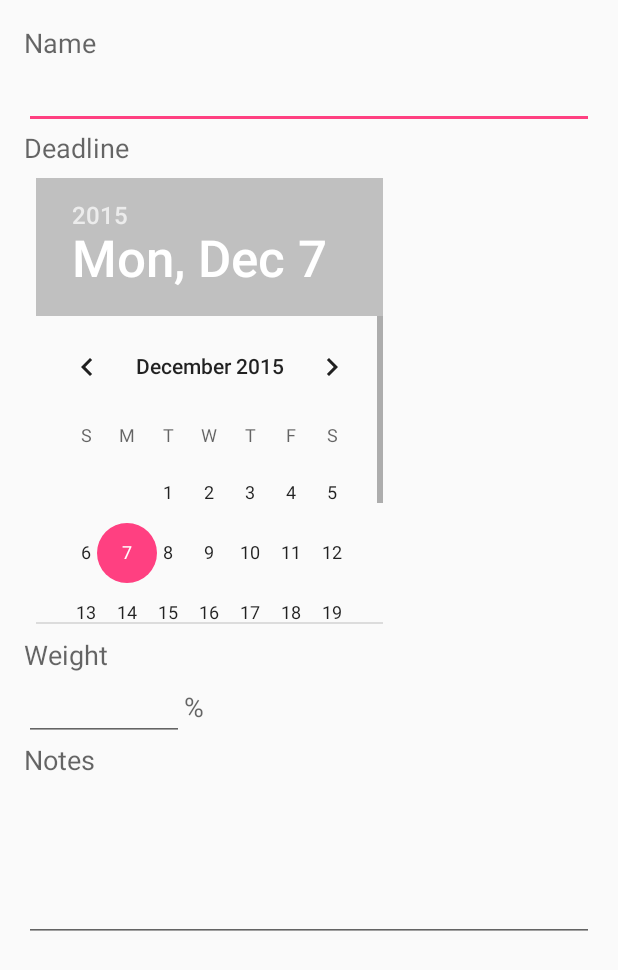
After one commit to andygoldfinch/android-coursework-tracker, an Android app: the layout activity_edit.xml on its own in the app's theme, with its tools: preview values and no code run, on a phone screen of 412 x 824 dp. The commit adds this screen. Shown: the top 970 px of the screen. Run offline under Robolectric (Android 15) with nearby library versions, the phone set to English and light mode, and no system bars.

Commit message:
Merge strings and activity_edit into develop branch

```diff
--- /dev/null
+++ b/app/src/main/res/layout/activity_edit.xml
@@ -0,0 +1,96 @@
+<?xml version="1.0" encoding="utf-8"?>
+<RelativeLayout xmlns:android="http://schemas.android.com/apk/res/android"
+    xmlns:tools="http://schemas.android.com/tools" android:layout_width="match_parent"
+    android:layout_height="match_parent" android:paddingLeft="@dimen/activity_horizontal_margin"
+    android:paddingRight="@dimen/activity_horizontal_margin"
+    android:paddingTop="@dimen/activity_vertical_margin"
+    android:paddingBottom="@dimen/activity_vertical_margin"
+    tools:context="uk.ac.leeds.atcg_gdl.courseworktracker.EditActivity">
+
+    <ScrollView
+        android:layout_width="fill_parent"
+        android:layout_height="wrap_content"
+        android:id="@+id/scrollView"
+        android:layout_alignParentTop="true"
+        android:layout_alignParentLeft="true"
+        android:layout_alignParentStart="true" >
+
+        <LinearLayout
+            android:orientation="vertical"
+            android:layout_width="match_parent"
+            android:layout_height="match_parent">
+
+            <TextView
+                android:layout_width="wrap_content"
+                android:layout_height="wrap_content"
+                android:textAppearance="?android:attr/textAppearanceMedium"
+                android:text="Name"
+                android:id="@+id/textViewName" />
+
+            <EditText
+                android:layout_width="fill_parent"
+                android:layout_height="wrap_content"
+                android:id="@+id/editTextName"
+                android:singleLine="true"/>
+
+            <TextView
+                android:layout_width="wrap_content"
+                android:layout_height="wrap_content"
+                android:textAppearance="?android:attr/textAppearanceMedium"
+                android:text="@string/label_deadline"
+                android:id="@+id/textViewDeadline" />
+
+            <DatePicker
+                android:layout_width="247dp"
+                android:layout_height="313dp"
+                android:id="@+id/datePickerDeadline"
+                android:headerBackground="#C0C0C0"
+                android:padding="8dp" />
+
+            <TextView
+                android:layout_width="wrap_content"
+                android:layout_height="wrap_content"
+                android:textAppearance="?android:attr/textAppearanceMedium"
+                android:text="@string/label_weight"
+                android:id="@+id/textViewWeight" />
+
+            <LinearLayout
+                android:orientation="horizontal"
+                android:layout_width="match_parent"
+                android:layout_height="match_parent">
+
+                <EditText
+                    android:layout_width="wrap_content"
+                    android:layout_height="wrap_content"
+                    android:inputType="number"
+                    android:ems="5"
+                    android:id="@+id/editTextWeight"/>
+
+                <TextView
+                    android:layout_width="wrap_content"
+                    android:layout_height="wrap_content"
+                    android:textAppearance="?android:attr/textAppearanceMedium"
+                    android:text="@string/label_percent"
+                    android:id="@+id/textViewPercent" />
+
+            </LinearLayout>
+
+            <TextView
+                android:layout_width="wrap_content"
+                android:layout_height="wrap_content"
+                android:textAppearance="?android:attr/textAppearanceMedium"
+                android:text="@string/label_notes"
+                android:id="@+id/textViewNotes" />
+
+            <EditText
+                android:layout_width="fill_parent"
+                android:layout_height="wrap_content"
+                android:inputType="textMultiLine"
+                android:ems="10"
+                android:id="@+id/editTextNotes"
+                android:lines ="4"/>
+
+        </LinearLayout>
+    </ScrollView>
+
+</RelativeLayout>
--- a/app/src/main/res/values/strings.xml
+++ b/app/src/main/res/values/strings.xml
@@ -1,3 +1,9 @@
 <resources>
     <string name="app_name">Coursework Tracker</string>
+    <string name="button_add">Add/Edit</string>
+    <string name="label_name">Name</string>
+    <string name="label_deadline">Deadline</string>
+    <string name="label_weight">Weight</string>
+    <string name="label_percent">%</string>
+    <string name="label_notes">Notes</string>
 </resources>
```
